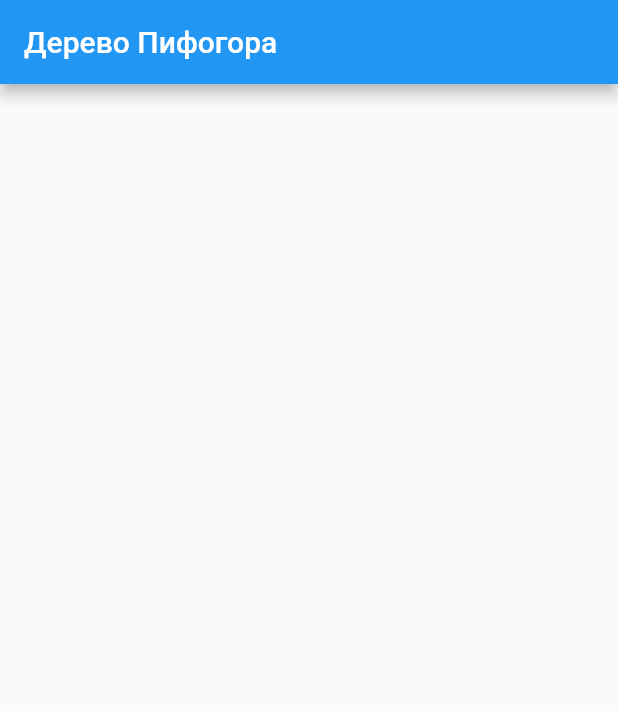
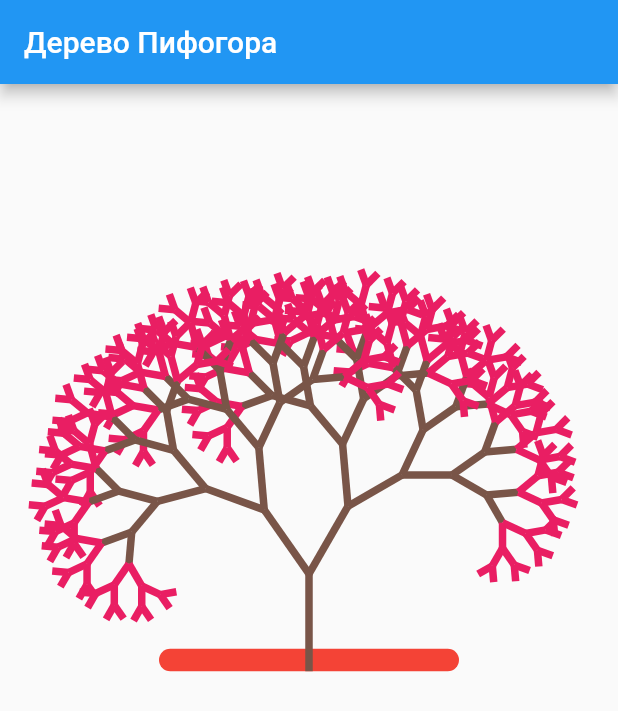
Before and after one commit to DaDaDaTheoryNow/Pythagorean-Tree, a Flutter app: the screen it shows after launch, on a phone screen of 412 x 824 dp. Shown: the top 711 px of the screen. Run offline on Flutter 3.47's test engine with Material 2 defaults, Android fonts, the phone set to English and light mode, and no system bars; our stand-ins replace get.

Commit message:
add pythagorean tree

```diff
--- a/lib/features/pythagorean_tree/view/screen/pythagorean_screen.dart
+++ b/lib/features/pythagorean_tree/view/screen/pythagorean_screen.dart
@@ -1,4 +1,5 @@
 import 'package:flutter/material.dart';
+import 'package:pythagorean_tree/features/pythagorean_tree/view/widgets/pythagorean_tree.dart';
 
 class PythagoreanScreen extends StatelessWidget {
   const PythagoreanScreen({super.key});
@@ -9,7 +10,16 @@ class PythagoreanScreen extends StatelessWidget {
       appBar: AppBar(
         title: const Text("Дерево Пифогора"),
       ),
-      body: const Center(),
+      body: Center(
+          child: PythagoreanTree(
+        leftAngle: 30,
+        rightAngle: 35,
+        length: 65,
+        depth: 9,
+        strokeWidth: 5,
+        treeColor: Colors.brown,
+        leavesColor: Colors.pink,
+      )),
     );
   }
 }
--- /dev/null
+++ b/lib/features/pythagorean_tree/view/widgets/pythagorean_tree.dart
@@ -0,0 +1,47 @@
+import 'package:flutter/material.dart';
+
+import 'pythagorean_tree_painer.dart';
+
+// Для лучшего понимание можно взглянуть в класс PythagoreanTreePainter
+// Там имеются все нужные комментарии
+
+class PythagoreanTree extends StatelessWidget {
+  final double leftAngle;
+  final double rightAngle;
+  final double length;
+  final int depth;
+  final double strokeWidth;
+  final Color treeColor;
+  final Color leavesColor;
+  const PythagoreanTree(
+      {super.key,
+      required this.leftAngle,
+      required this.rightAngle,
+      required this.length,
+      required this.depth,
+      required this.strokeWidth,
+      required this.treeColor,
+      required this.leavesColor});
+
+  @override
+  Widget build(BuildContext context) {
+    return Container(
+      height: 15,
+      decoration: BoxDecoration(
+        color: Colors.red,
+        borderRadius: BorderRadius.circular(42),
+      ),
+      child: CustomPaint(
+        size: Size(200, 200),
+        painter: PythagoreanTreePainter(
+            leftAngle: leftAngle,
+            rightAngle: rightAngle,
+            depth: depth,
+            length: length,
+            strokeWidth: strokeWidth,
+            treeColor: treeColor,
+            leavesColor: leavesColor),
+      ),
+    );
+  }
+}
--- /dev/null
+++ b/lib/features/pythagorean_tree/view/widgets/pythagorean_tree_painer.dart
@@ -0,0 +1,81 @@
+import 'dart:math';
+import 'package:flutter/material.dart';
+
+class PythagoreanTreePainter extends CustomPainter {
+  final double leftAngle; // Угол наклона левой ветки
+  final double rightAngle; // Угол наклона правой ветки
+  final double length; // Длина корня дерева
+  final int depth; // Глубина дерева
+  final double strokeWidth; // Толщина линии
+  final Color treeColor; // Цвет дерева
+  final Color leavesColor; // Цвет листьев (то есть цвет линий в "гуще")
+
+  PythagoreanTreePainter({
+    required this.leftAngle,
+    required this.rightAngle,
+    required this.depth,
+    required this.length,
+    required this.strokeWidth,
+    required this.treeColor,
+    required this.leavesColor,
+  });
+
+  @override
+  void paint(Canvas canvas, Size size) {
+    // Рекурсивная функция для рисования дерева
+    drawTree(
+      canvas, // Наш "холст"
+      size.width / 2, // Начальная координата X
+      size.height, // Начальная координата Y
+      90, // Начальный угол (90 градусов, вниз)
+      depth, // Текущая глубина
+      length, // Длина корня дерева
+      strokeWidth, // Толщина линии
+    );
+  }
+
+  void drawTree(
+    Canvas canvas,
+    double x,
+    double y,
+    double branchAngle,
+    int depth,
+    double length,
+    double strokeWidth,
+  ) {
+    if (depth == 0)
+      return; // Базовый случай: если достигнута минимальная глубина, завершаем рекурсию
+
+    final isInLeafLayer =
+        depth <= 3; // Определяем, находимся ли мы в "гуще" листьев
+
+    // Создаем объект paintLine для рисования текущей линии с нужными свойствами (цвет и толщина)
+    final paintLine = Paint()
+      ..color = isInLeafLayer
+          ? leavesColor
+          : treeColor // Разные цвета для листьев и ствола
+      ..strokeWidth = strokeWidth; // Устанавливаем толщину линии
+
+    final endX = x +
+        length * cos(branchAngle * pi / 180); // Вычисляем конечную координату X
+    final endY = y -
+        length * sin(branchAngle * pi / 180); // Вычисляем конечную координату Y
+
+    final newAngle1 = branchAngle - leftAngle; // Угол для левой ветки
+    final newAngle2 = branchAngle + rightAngle; // Угол для правой ветки
+
+    // Рисуем текущую линию от (x, y) до (endX, endY) с учетом цвета и толщины
+    canvas.drawLine(Offset(x, y), Offset(endX, endY), paintLine);
+
+    // Рекурсивно вызываем функции для левой и правой ветки
+    drawTree(
+        canvas, endX, endY, newAngle1, depth - 1, length * 0.8, strokeWidth);
+    drawTree(
+        canvas, endX, endY, newAngle2, depth - 1, length * 0.8, strokeWidth);
+  }
+
+  @override
+  bool shouldRepaint(covariant CustomPainter oldDelegate) {
+    return false;
+  }
+}
```
